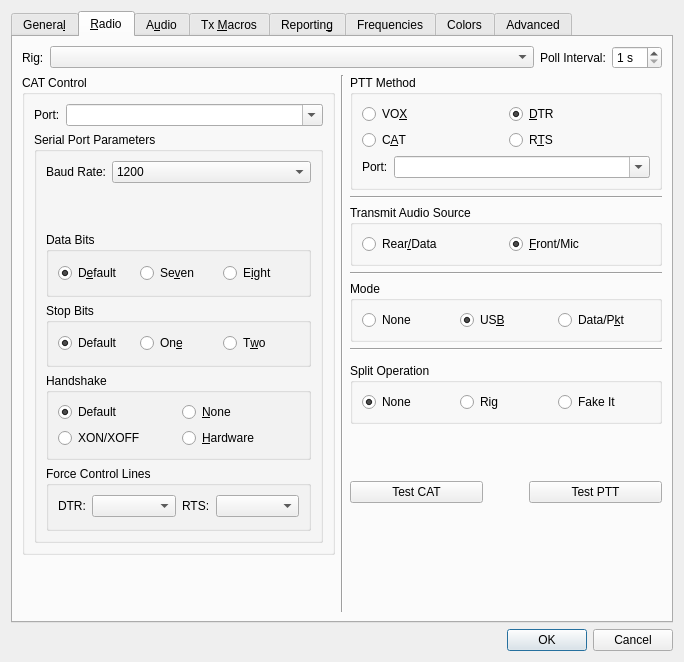
First picture: the form in Configuration.ui, repository kholia/wsjtx, before the edit.
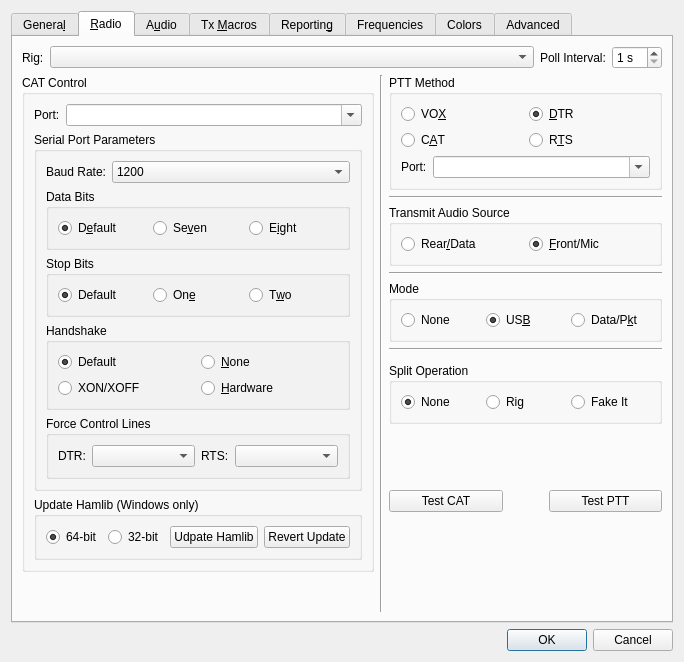
Second picture: the form after the edit. The open tabs and pages were chosen to show the change. Custom widgets are drawn as their Qt base class.

Commit message: Add a new function "Update Hamlib (Windows only)".

The edit to the form file:
```diff
--- a/Configuration.ui
+++ b/Configuration.ui
@@ -932,6 +932,52 @@
             </layout>
            </widget>
           </item>
+          <item>
+           <widget class="QGroupBox" name="hamlib_groupBox">
+            <property name="title">
+             <string>Update Hamlib (Windows only)</string>
+            </property>
+            <layout class="QGridLayout" name="gridLayout_18">
+             <item row="0" column="0">
+              <widget class="QRadioButton" name="rbHamlib64">
+               <property name="text">
+                <string>64-bit</string>
+               </property>
+               <property name="checked">
+                <bool>true</bool>
+               </property>
+              </widget>
+             </item>
+             <item row="0" column="1">
+              <widget class="QRadioButton" name="rbHamlib32">
+               <property name="text">
+                <string>32-bit</string>
+               </property>
+              </widget>
+             </item>
+             <item row="0" column="2">
+              <widget class="QPushButton" name="hamlib_download_button">
+               <property name="toolTip">
+                <string>&lt;html&gt;&lt;head/&gt;&lt;body&gt;&lt;p&gt;Download the latest libhamlib-4.dll file from https://n0nb.users.sourceforge.net/. &lt;/p&gt;&lt;p&gt;Note: This function is only available on Windows.&lt;/p&gt;&lt;/body&gt;&lt;/html&gt;</string>
+               </property>
+               <property name="text">
+                <string>Udpate Hamlib</string>
+               </property>
+              </widget>
+             </item>
+             <item row="0" column="3">
+              <widget class="QPushButton" name="revert_update_button">
+               <property name="toolTip">
+                <string>&lt;html&gt;&lt;head/&gt;&lt;body&gt;&lt;p&gt;Revert the last Hamlib update. &lt;/p&gt;&lt;p&gt;Note: This function is only available on Windows.&lt;/p&gt;&lt;/body&gt;&lt;/html&gt;</string>
+               </property>
+               <property name="text">
+                <string>Revert Update</string>
+               </property>
+              </widget>
+             </item>
+            </layout>
+           </widget>
+          </item>
          </layout>
         </widget>
        </item>
```
Left out of the diff: 8 changed lines with no effect on the pictures. The commit also changes 1 other file.
